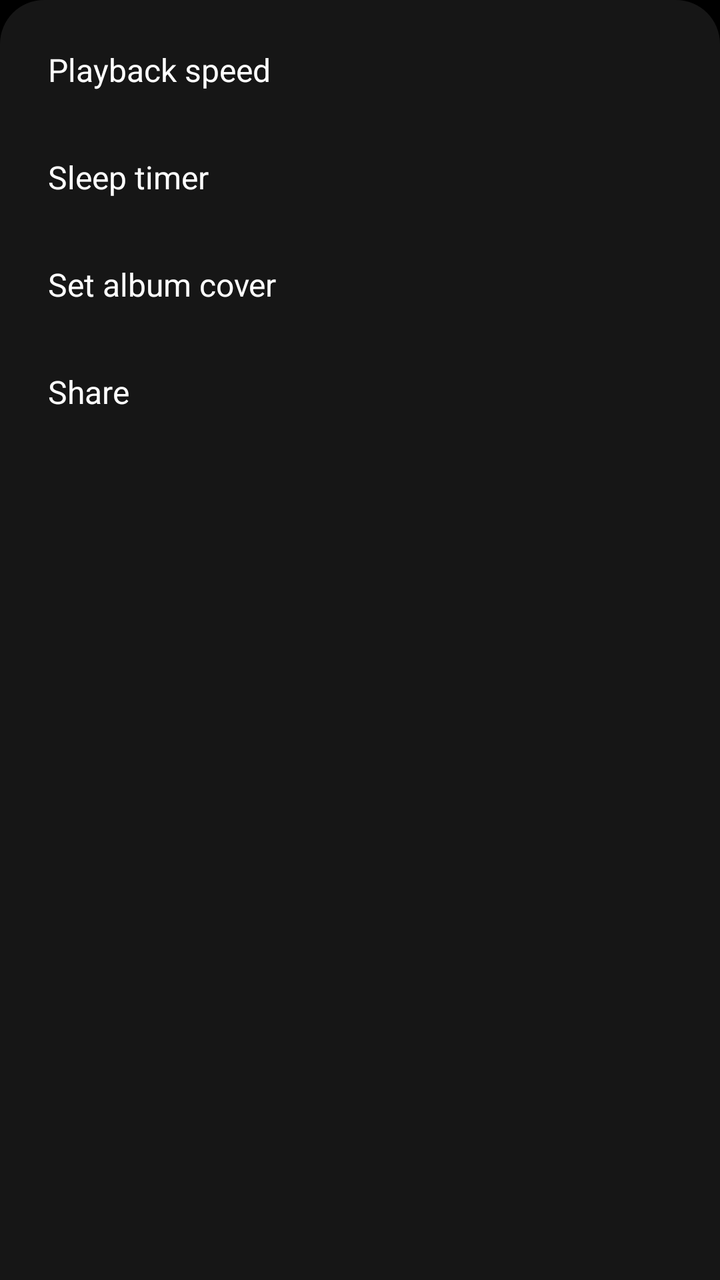
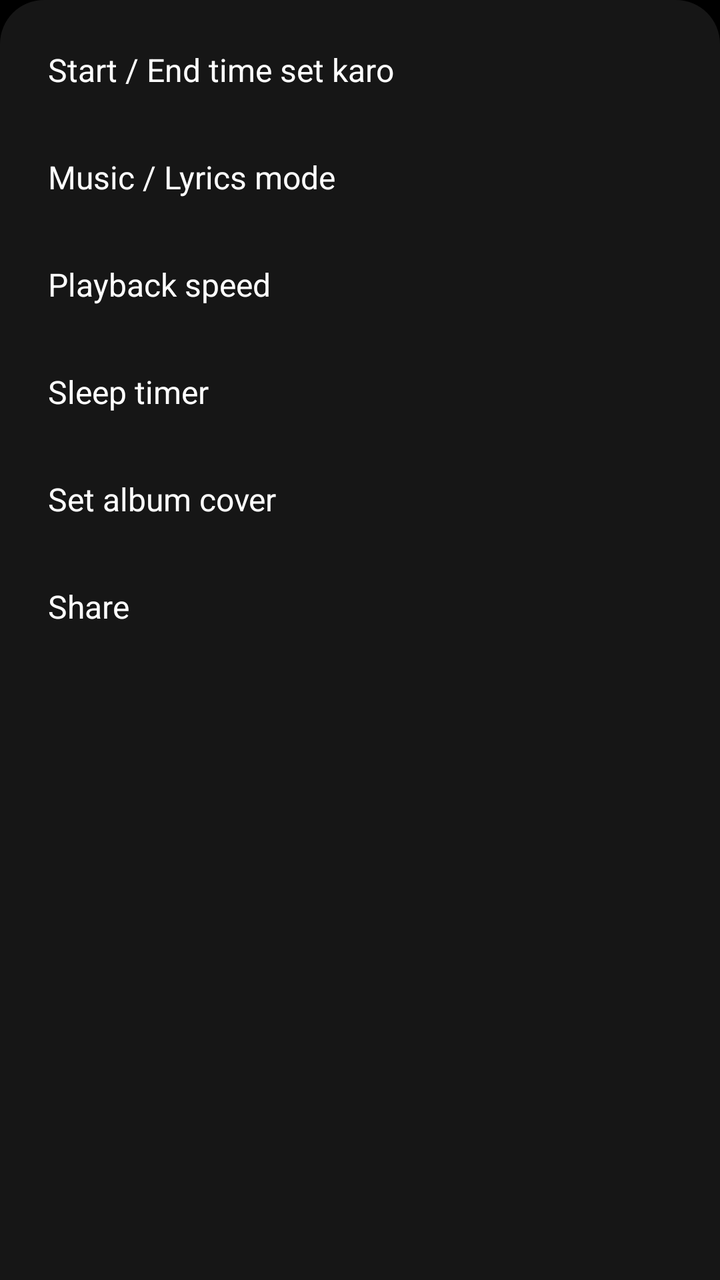

Compare the two renders of this Android layout. The source of the first and the diff that turns it into the second are given below.
<!-- AndroidManifest.xml: application theme Theme.UmarMusic -->
<!-- res/layout/sheet_player_menu.xml -->
<?xml version="1.0" encoding="utf-8"?>
<LinearLayout xmlns:android="http://schemas.android.com/apk/res/android"
    android:layout_width="match_parent" android:layout_height="wrap_content" android:orientation="vertical" android:background="@drawable/bg_sheet_top" android:padding="8dp">
    <TextView android:id="@+id/pSpeed" style="@style/MenuRow" android:text="@string/playback_speed" />
    <TextView android:id="@+id/pSleep" style="@style/MenuRow" android:text="@string/sleep_timer" />
    <TextView android:id="@+id/pCover" style="@style/MenuRow" android:text="@string/set_album_cover" />
    <TextView android:id="@+id/pShare" style="@style/MenuRow" android:text="@string/share" />
</LinearLayout>
<!-- resources referenced by this layout -->
<resources>
  <!-- drawable bg_sheet_top (drawable) -->
  <shape xmlns:android="http://schemas.android.com/apk/res/android" android:shape="rectangle"><solid android:color="@color/sheet_bg"/><corners android:topLeftRadius="22dp" android:topRightRadius="22dp"/></shape>
  <string name="playback_speed">Playback speed</string>
  <string name="set_album_cover">Set album cover</string>
  <string name="share">Share</string>
  <string name="sleep_timer">Sleep timer</string>
  <style name="MenuRow">
          <item name="android:layout_width">match_parent</item>
          <item name="android:layout_height">wrap_content</item>
          <item name="android:padding">16dp</item>
          <item name="android:textColor">@color/white</item>
          <item name="android:textSize">16sp</item>
          <item name="android:background">?attr/selectableItemBackground</item>
      </style>
  <style name="Theme.UmarMusic" parent="Theme.Material3.DayNight.NoActionBar">
          <item name="android:windowBackground">@color/black</item>
          <item name="android:statusBarColor">@color/black</item>
          <item name="android:navigationBarColor">@color/black</item>
      </style>
  <color name="sheet_bg">#FF161616</color>
  <color name="white">#FFFFFFFF</color>
  <color name="black">#FF000000</color>
</resources>

<!-- the commit's change to res/layout/sheet_player_menu.xml (unified diff, before → after) -->
@@ -1,6 +1,8 @@
 <?xml version="1.0" encoding="utf-8"?>
 <LinearLayout xmlns:android="http://schemas.android.com/apk/res/android"
     android:layout_width="match_parent" android:layout_height="wrap_content" android:orientation="vertical" android:background="@drawable/bg_sheet_top" android:padding="8dp">
+    <TextView android:id="@+id/pTrim" style="@style/MenuRow" android:text="Start / End time set karo" />
+    <TextView android:id="@+id/pVoice" style="@style/MenuRow" android:text="Music / Lyrics mode" />
     <TextView android:id="@+id/pSpeed" style="@style/MenuRow" android:text="@string/playback_speed" />
     <TextView android:id="@+id/pSleep" style="@style/MenuRow" android:text="@string/sleep_timer" />
     <TextView android:id="@+id/pCover" style="@style/MenuRow" android:text="@string/set_album_cover" />
